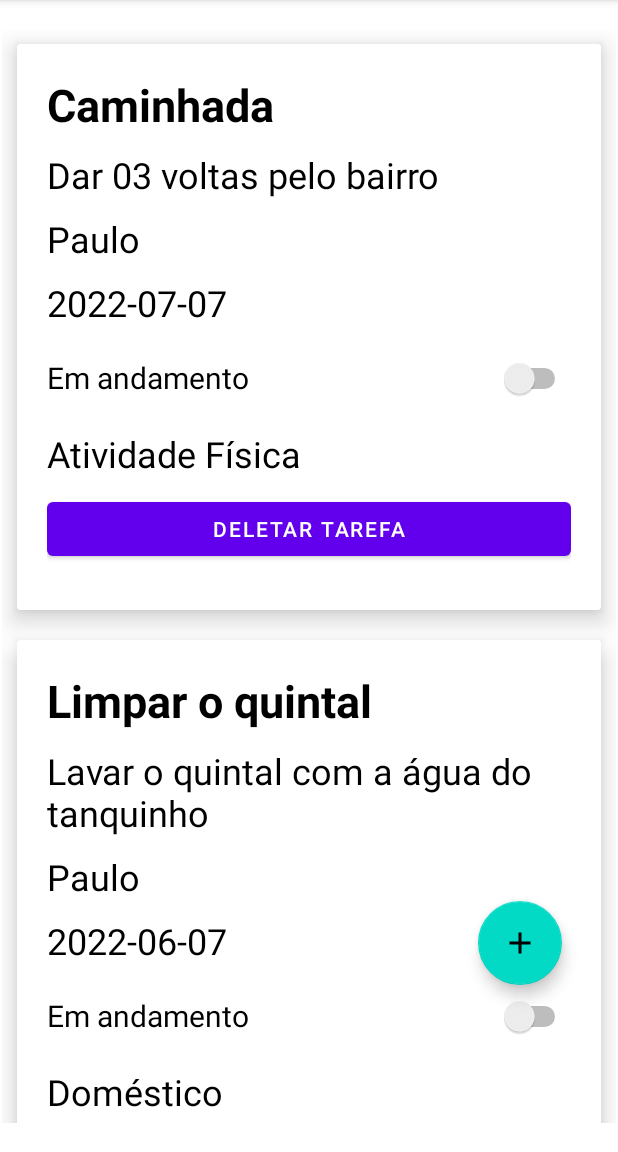
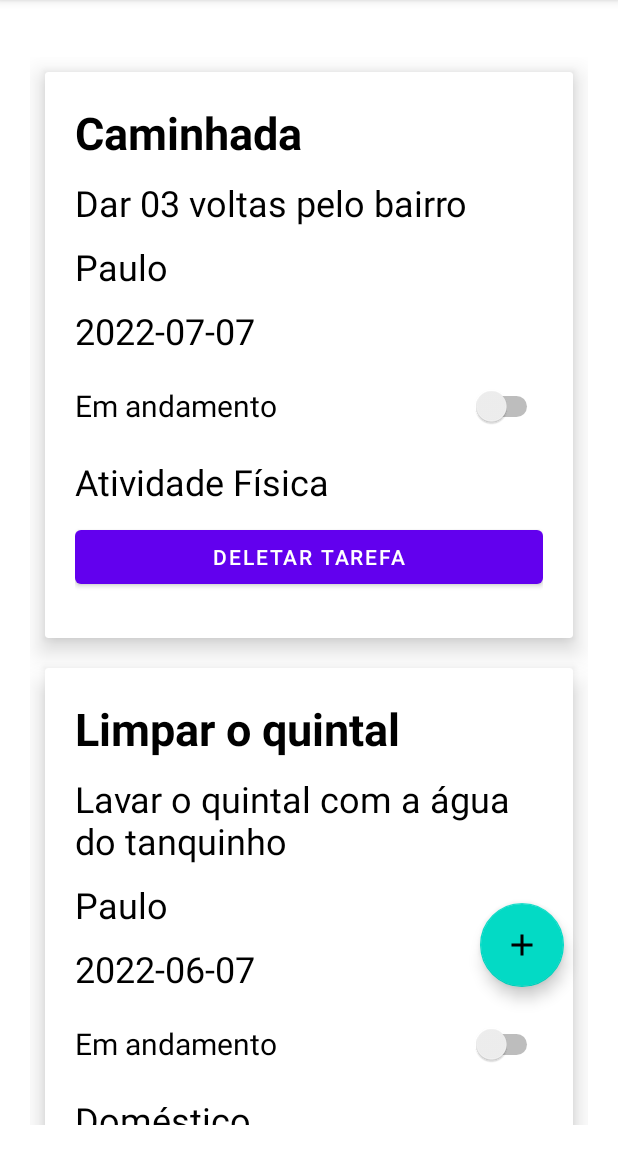
Before and after one commit to Paul0Ant0ni0/App-ToDo-Generation, an Android app: the screen it shows after launch (MainActivity), on a phone screen of 412 x 824 dp, the part 84-1236 px from its top. Run offline under Robolectric (Android 15) with nearby library versions, the phone set to English and light mode, and no system bars.

Commit message:
Aplicativo Todo

```diff
--- a/AppToDo/app/src/main/res/layout/activity_main.xml
+++ b/AppToDo/app/src/main/res/layout/activity_main.xml
@@ -9,8 +9,8 @@
     <androidx.fragment.app.FragmentContainerView
         android:id="@+id/fragmentContainerView"
         android:name="androidx.navigation.fragment.NavHostFragment"
-        android:layout_width="409dp"
-        android:layout_height="729dp"
+        android:layout_width="412dp"
+        android:layout_height="732dp"
         app:defaultNavHost="true"
         app:layout_constraintBottom_toBottomOf="parent"
         app:layout_constraintEnd_toEndOf="parent"
--- a/AppToDo/app/src/main/res/layout/fragment_list.xml
+++ b/AppToDo/app/src/main/res/layout/fragment_list.xml
@@ -10,6 +10,8 @@
         android:id="@+id/recyclerTarefa"
         android:layout_width="0dp"
         android:layout_height="0dp"
+        android:paddingHorizontal="20dp"
+        android:paddingTop="20dp"
         app:layout_constraintBottom_toBottomOf="parent"
         app:layout_constraintEnd_toEndOf="parent"
         app:layout_constraintStart_toStartOf="parent"
```
